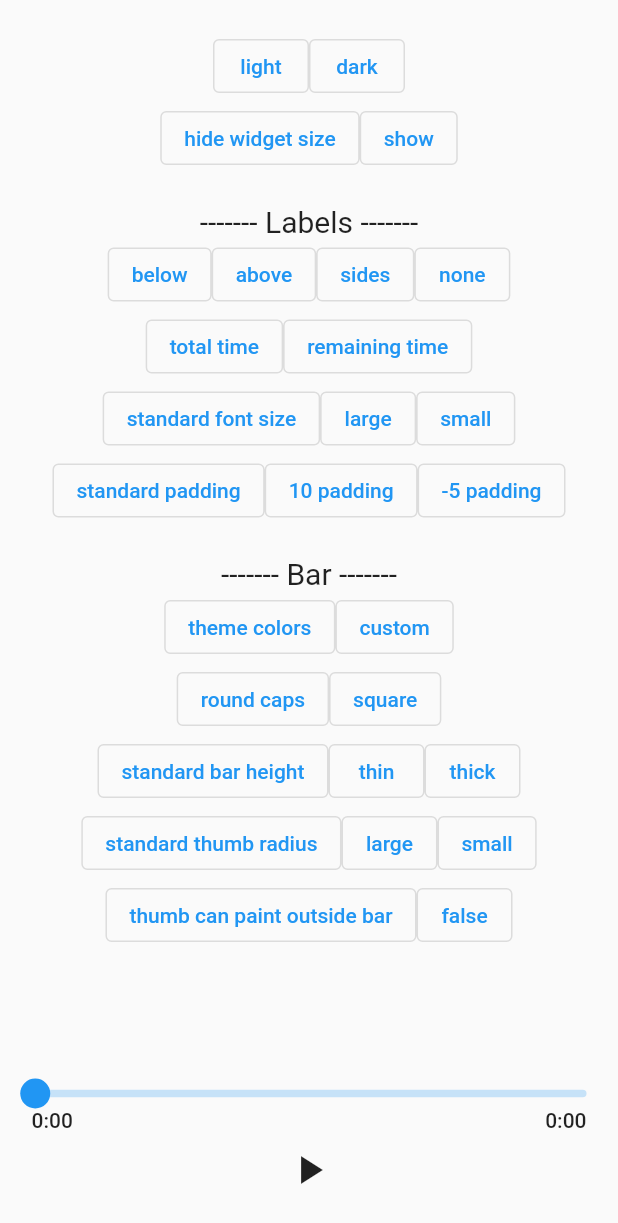
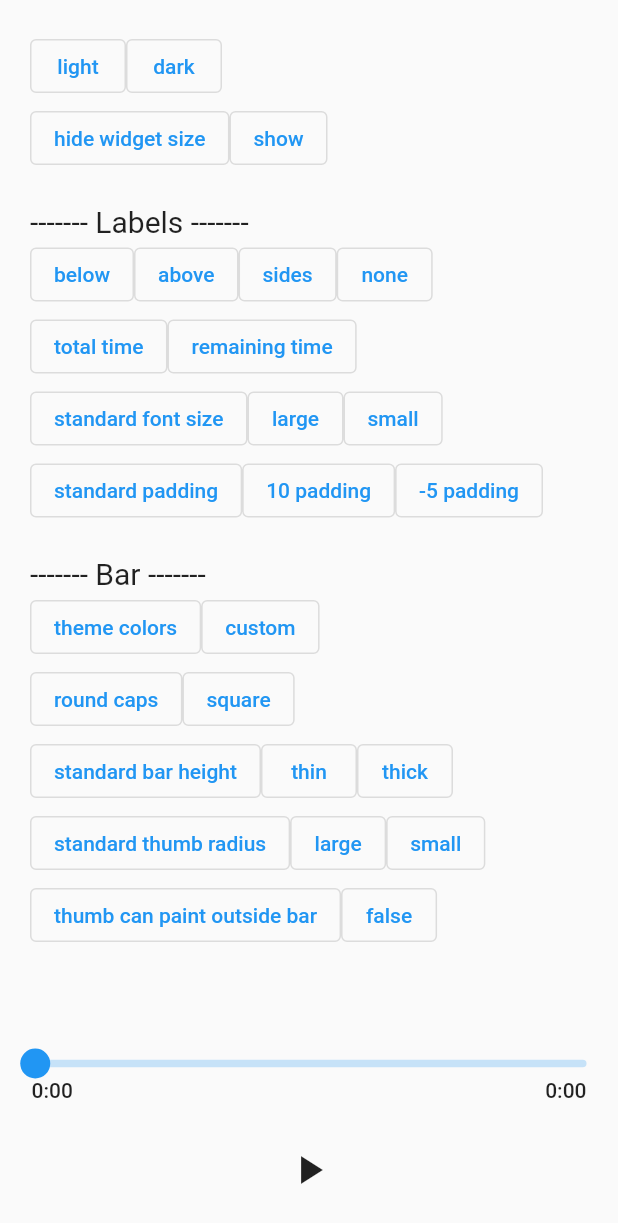
Before and after one commit to suragch/audio_video_progress_bar, a Flutter app: the screen it shows after launch, on a phone screen of 412 x 824 dp. Shown: the top 1223 px of the screen. Run offline on Flutter 3.47's test engine with Material 2 defaults, Android fonts, the phone set to English and light mode, and no system bars; our stand-ins replace just_audio, rxdart.

Commit message:
version 0.10.0

```diff
--- a/example/lib/main.dart
+++ b/example/lib/main.dart
@@ -110,8 +110,8 @@ class _HomeWidgetState extends State<HomeWidget> {
           padding: const EdgeInsets.all(20.0),
           child: Column(
             children: [
-              SingleChildScrollView(
-                child: Column(
+              Expanded(
+                child: ListView(
                   children: [
                     _themeButtons(),
                     _widgetSizeButtons(),
@@ -137,11 +137,12 @@ class _HomeWidgetState extends State<HomeWidget> {
                   ],
                 ),
               ),
-              const Spacer(),
+              const SizedBox(height: 20),
               Container(
                 decoration: _widgetBorder(),
                 child: _progressBar(),
               ),
+              const SizedBox(height: 20),
               _playButton(),
             ],
           ),
--- a/lib/audio_video_progress_bar.dart
+++ b/lib/audio_video_progress_bar.dart
@@ -119,6 +119,10 @@ class ProgressBar extends LeafRenderObjectWidget {
   ///
   /// You will get the chosen duration to start playing at which you can pass
   /// on to your media player.
+  ///
+  /// If you want continuous duration updates as the user moves the thumb,
+  /// see [onDragUpdate], where the provided [ThumbDragDetails] has a
+  /// `timeStamp` with the seek duration on it.
   final ValueChanged<Duration>? onSeek;
 
   /// A callback when the user starts to move the thumb.
--- a/pubspec.yaml
+++ b/pubspec.yaml
@@ -1,7 +1,7 @@
 name: audio_video_progress_bar
 description: A progress bar widget to show or change the position of an audio or
   video stream.
-version: 0.9.0
+version: 0.10.0
 homepage: https://github.com/suragch/audio_video_progress_bar
 
 environment:
```
Also changed, not shown: example/pubspec.lock, pubspec.lock, 1 other file.
